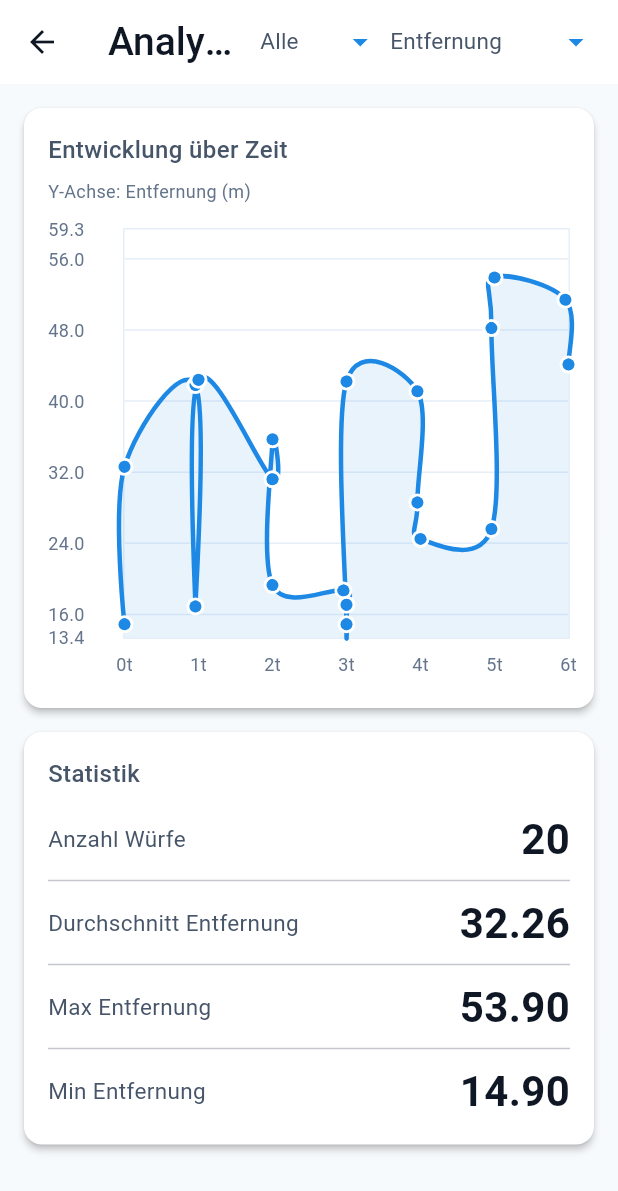
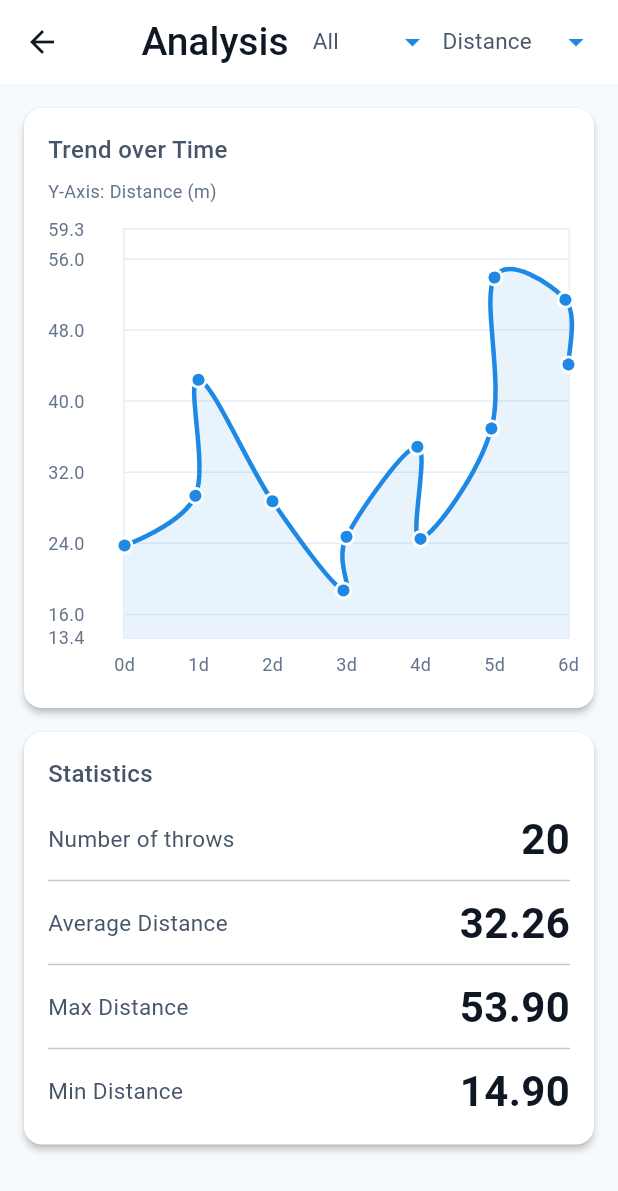
Before and after one commit to SmartDisc/SmartDisc, a Flutter app: the AnalysisScreen screen opened directly, on a phone screen of 412 x 824 dp. Shown: the top 1191 px of the screen. Run offline on Flutter 3.47's test engine with Material 3 defaults, Android fonts, the phone set to English and light mode, and no system bars; drawn by our look-alikes of fl_chart; our stand-ins replace shared_preferences; missing offline and left inert: model_viewer_plus; accounts and stored records are empty; network calls fail; Roboto replaces fonts that are missing (Georgia).

Commit message:
analysis screen: auf englisch, und grafen verbessert

```diff
--- a/smartdisc/lib/screens/analysis_screen.dart
+++ b/smartdisc/lib/screens/analysis_screen.dart
@@ -1,6 +1,5 @@
 import 'package:flutter/material.dart';
 import 'package:fl_chart/fl_chart.dart';
-import 'package:intl/intl.dart';
 import '../services/api_service.dart';
 import '../models/wurf.dart';
 import '../styles/app_colors.dart';
@@ -63,28 +62,28 @@ class _AnalysisScreenState extends State<AnalysisScreen> {
   String _getMetricLabel(YAxisMetric metric) {
     switch (metric) {
       case YAxisMetric.distance:
-        return 'Entfernung (m)';
+        return 'Distance (m)';
       case YAxisMetric.rotation:
         return 'Rotation (rps)';
       case YAxisMetric.height:
-        return 'Höhe (m)';
+        return 'Height (m)';
       case YAxisMetric.speed:
-        return 'Geschwindigkeit (m/s)';
+        return 'Speed (m/s)';
       case YAxisMetric.timestamp:
-        return 'Zeit seit erstem Wurf (h)';
+        return 'Hours since first throw (h)';
     }
   }
 
   String _getMetricDisplayName(YAxisMetric metric) {
     switch (metric) {
       case YAxisMetric.distance:
-        return 'Entfernung';
+        return 'Distance';
       case YAxisMetric.rotation:
         return 'Rotation';
       case YAxisMetric.height:
-        return 'Höhe';
+        return 'Height';
       case YAxisMetric.speed:
-        return 'Geschwindigkeit';
+        return 'Speed';
       case YAxisMetric.timestamp:
         return 'DISC7TIME';
     }
@@ -134,31 +133,34 @@ class _AnalysisScreenState extends State<AnalysisScreen> {
     // Use the first throw time from ALL wurfe, not just filtered ones
     final firstTime = _getFirstThrowTime() ?? DateTime.now();
 
-    final spots = <FlSpot>[];
-    for (int i = 0; i < _wurfe.length; i++) {
-      final wurf = _wurfe[i];
+    // Group by integer hour (so each integer X has a single Y value).
+    final Map<int, List<double>> grouped = {};
+    for (final wurf in _wurfe) {
       final timestamp = wurf.erstelltAm != null
           ? DateTime.parse(wurf.erstelltAm!)
           : DateTime.now();
-
-      // X-axis: time difference in hours from first throw (of all data)
-      final x = timestamp.difference(firstTime).inHours.toDouble();
-
-      // Y-axis: selected metric value
+      final xInt = timestamp.difference(firstTime).inHours;
       final yValue = _getMetricValue(wurf, _selectedMetric);
       if (yValue != null) {
-        spots.add(FlSpot(x, yValue));
+        grouped.putIfAbsent(xInt, () => []).add(yValue);
       }
     }
 
+    final spots = grouped.entries.map((e) {
+      final x = e.key.toDouble();
+      final values = e.value;
+      final avg = values.reduce((a, b) => a + b) / values.length;
+      return FlSpot(x, avg);
+    }).toList();
+
+    spots.sort((a, b) => a.x.compareTo(b.x));
     return spots;
   }
 
   String _formatXAxisLabel(double value) {
-    // Show time in days: 1t, 2t, 3t, etc.
-    // Round to nearest day, but show at least 0t if value is >= 0
+    // Show time in days: 1d, 2d, 3d, etc.
     final days = (value / 24).round();
-    return '${days >= 0 ? days : 0}t';
+    return '${days >= 0 ? days : 0}d';
   }
 
   List<String> _getAvailableDiscs() {
@@ -208,7 +210,7 @@ class _AnalysisScreenState extends State<AnalysisScreen> {
               items: [
                 const DropdownMenuItem<String?>(
                   value: null,
-                  child: Text('Alle', style: AppFont.body),
+                  child: Text('All', style: AppFont.body),
                 ),
                 ..._getAvailableDiscs().map((disc) {
                   return DropdownMenuItem<String?>(
@@ -263,12 +265,12 @@ class _AnalysisScreenState extends State<AnalysisScreen> {
                           size: 72, color: AppColors.textMuted),
                       const SizedBox(height: 16),
                       Text(
-                        'Keine Daten verfügbar',
+                        'No data available',
                         style: AppFont.headline,
                       ),
                       const SizedBox(height: 8),
                       Text(
-                        'Würfe werden hier angezeigt, sobald Daten vorhanden sind.',
+                        'Throws will appear here once data is available.',
                         style: AppFont.body,
                         textAlign: TextAlign.center,
                       ),
@@ -296,12 +298,12 @@ class _AnalysisScreenState extends State<AnalysisScreen> {
                               crossAxisAlignment: CrossAxisAlignment.start,
                               children: [
                                 Text(
-                                  'Entwicklung über Zeit',
+                                  'Trend over Time',
                                   style: AppFont.subheadline,
                                 ),
                                 const SizedBox(height: 8),
                                 Text(
-                                  'Y-Achse: ${_getMetricLabel(_selectedMetric)}',
+                                  'Y-Axis: ${_getMetricLabel(_selectedMetric)}',
                                   style: AppFont.caption,
                                 ),
                                 const SizedBox(height: 16),
@@ -388,7 +390,7 @@ class _AnalysisScreenState extends State<AnalysisScreen> {
                                           ),
                                           belowBarData: BarAreaData(
                                             show: true,
-                                            color: AppColors.primary.withOpacity(0.1),
+                                            color: AppColors.primary.withAlpha(26),
                                           ),
                                         ),
                                       ],
@@ -412,17 +414,17 @@ class _AnalysisScreenState extends State<AnalysisScreen> {
                               crossAxisAlignment: CrossAxisAlignment.start,
                               children: [
                                 Text(
-                                  'Statistik',
+                                  'Statistics',
                                   style: AppFont.subheadline,
                                 ),
                                 const SizedBox(height: 12),
                                 _buildStatRow(
-                                  'Anzahl Würfe',
+                                  'Number of throws',
                                   _wurfe.length.toString(),
                                 ),
                                 const Divider(),
                                 _buildStatRow(
-                                  'Durchschnitt ${_getMetricDisplayName(_selectedMetric)}',
+                                  'Average ${_getMetricDisplayName(_selectedMetric)}',
                                   _getAverageValue().toStringAsFixed(2),
                                 ),
                                 const Divider(),
--- a/smartdisc/lib/screens/role_selection_screen.dart
+++ b/smartdisc/lib/screens/role_selection_screen.dart
@@ -8,10 +8,10 @@ class RoleSelectionScreen extends StatelessWidget {
 
   final AuthService _auth = AuthService();
 
-  void _navigateToAuth(BuildContext context, String role) {
-    _auth.saveRole(role).then((_) {
-      Navigator.pushReplacementNamed(context, '/auth');
-    });
+  Future<void> _navigateToAuth(BuildContext context, String role) async {
+    await _auth.saveRole(role);
+    if (!context.mounted) return;
+    Navigator.pushReplacementNamed(context, '/auth');
   }
 
   @override
```
